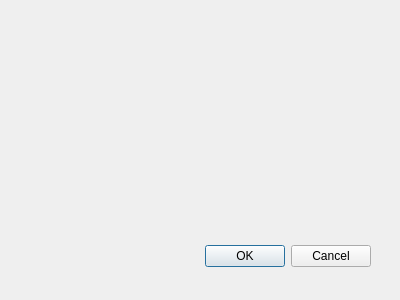
Qt form LDMP/DlgSettings.ui (ConservationInternational/trends.earth) before a commit.
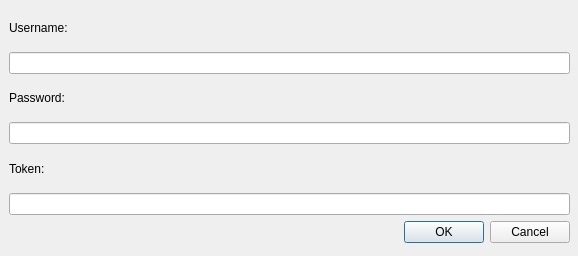
The same form after that commit.

Commit message: Add username and password fields.

Diff of the .ui file:
```diff
--- a/LDMP/DlgSettings.ui
+++ b/LDMP/DlgSettings.ui
@@ -6,28 +6,99 @@
    <rect>
     <x>0</x>
     <y>0</y>
-    <width>400</width>
-    <height>300</height>
+    <width>578</width>
+    <height>256</height>
    </rect>
   </property>
+  <property name="sizePolicy">
+   <sizepolicy hsizetype="Fixed" vsizetype="Fixed">
+    <horstretch>0</horstretch>
+    <verstretch>0</verstretch>
+   </sizepolicy>
+  </property>
   <property name="windowTitle">
    <string>Land Degradation Monitoring Toolbox</string>
   </property>
-  <widget class="QDialogButtonBox" name="button_box">
+  <widget class="QWidget" name="gridLayoutWidget">
    <property name="geometry">
     <rect>
-     <x>30</x>
-     <y>240</y>
-     <width>341</width>
-     <height>32</height>
+     <x>9</x>
+     <y>9</y>
+     <width>561</width>
+     <height>234</height>
     </rect>
    </property>
-   <property name="orientation">
-    <enum>Qt::Horizontal</enum>
-   </property>
-   <property name="standardButtons">
-    <set>QDialogButtonBox::Cancel|QDialogButtonBox::Ok</set>
-   </property>
+   <layout class="QGridLayout" name="gridLayout">
+    <property name="sizeConstraint">
+     <enum>QLayout::SetDefaultConstraint</enum>
+    </property>
+    <item row="6" column="0">
+     <widget class="QDialogButtonBox" name="button_box">
+      <property name="orientation">
+       <enum>Qt::Horizontal</enum>
+      </property>
+      <property name="standardButtons">
+       <set>QDialogButtonBox::Cancel|QDialogButtonBox::Ok</set>
+      </property>
+     </widget>
+    </item>
+    <item row="1" column="0">
+     <widget class="QLineEdit" name="username"/>
+    </item>
+    <item row="2" column="0">
+     <widget class="QLabel" name="label">
+      <property name="sizePolicy">
+       <sizepolicy hsizetype="Preferred" vsizetype="Minimum">
+        <horstretch>0</horstretch>
+        <verstretch>0</verstretch>
+       </sizepolicy>
+      </property>
+      <property name="text">
+       <string>Password:</string>
+      </property>
+     </widget>
+    </item>
+    <item row="0" column="0">
+     <widget class="QLabel" name="label_2">
+      <property name="sizePolicy">
+       <sizepolicy hsizetype="Preferred" vsizetype="Minimum">
+        <horstretch>0</horstretch>
+        <verstretch>0</verstretch>
+       </sizepolicy>
+      </property>
+      <property name="text">
+       <string>Username:</string>
+      </property>
+     </widget>
+    </item>
+    <item row="3" column="0">
+     <widget class="QLineEdit" name="password">
+      <property name="echoMode">
+       <enum>QLineEdit::Password</enum>
+      </property>
+     </widget>
+    </item>
+    <item row="4" column="0">
+     <widget class="QLabel" name="label_3">
+      <property name="sizePolicy">
+       <sizepolicy hsizetype="Preferred" vsizetype="Minimum">
+        <horstretch>0</horstretch>
+        <verstretch>0</verstretch>
+       </sizepolicy>
+      </property>
+      <property name="text">
+       <string>Token:</string>
+      </property>
+     </widget>
+    </item>
+    <item row="5" column="0">
+     <widget class="QLineEdit" name="password_2">
+      <property name="echoMode">
+       <enum>QLineEdit::Password</enum>
+      </property>
+     </widget>
+    </item>
+   </layout>
   </widget>
  </widget>
  <resources/>
```
